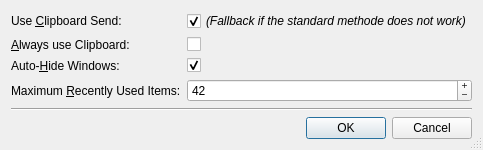
Before: the Qt Designer form settingsdialog.ui in Skycoder42/UniInsert, drawn with Qt 5.
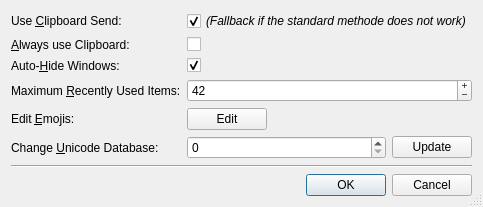
After: the same form once the commit is applied. Custom widgets are drawn as their Qt base class.

Patch:
```diff
--- a/settingsdialog.ui
+++ b/settingsdialog.ui
@@ -9,8 +9,8 @@
    <rect>
     <x>0</x>
     <y>0</y>
-    <width>436</width>
-    <height>139</height>
+    <width>453</width>
+    <height>201</height>
    </rect>
   </property>
   <property name="windowTitle">
@@ -112,6 +112,64 @@
        </property>
       </widget>
      </item>
+     <item row="4" column="0">
+      <widget class="QLabel" name="editEmojisLabel">
+       <property name="text">
+        <string>Edit &amp;Emojis:</string>
+       </property>
+       <property name="buddy">
+        <cstring>editEmojisButton</cstring>
+       </property>
+      </widget>
+     </item>
+     <item row="4" column="1">
+      <layout class="QHBoxLayout" name="horizontalLayout">
+       <item>
+        <widget class="QPushButton" name="editEmojisButton">
+         <property name="text">
+          <string>Edit</string>
+         </property>
+        </widget>
+       </item>
+       <item>
+        <spacer name="horizontalSpacer">
+         <property name="orientation">
+          <enum>Qt::Horizontal</enum>
+         </property>
+         <property name="sizeHint" stdset="0">
+          <size>
+           <width>40</width>
+           <height>10</height>
+          </size>
+         </property>
+        </spacer>
+       </item>
+      </layout>
+     </item>
+     <item row="5" column="0">
+      <widget class="QLabel" name="changeUnicodeDatabaseLabel">
+       <property name="text">
+        <string>Change &amp;Unicode Database:</string>
+       </property>
+       <property name="buddy">
+        <cstring>changeUnicodeDatabaseSpinBox</cstring>
+       </property>
+      </widget>
+     </item>
+     <item row="5" column="1">
+      <layout class="QHBoxLayout" name="horizontalLayout_2" stretch="1,0">
+       <item>
+        <widget class="QVersionEdit" name="changeUnicodeDatabaseSpinBox"/>
+       </item>
+       <item>
+        <widget class="QPushButton" name="changeUnicodeDatabaseButton">
+         <property name="text">
+          <string>Update</string>
+         </property>
+        </widget>
+       </item>
+      </layout>
+     </item>
     </layout>
    </item>
    <item>
@@ -133,6 +191,13 @@
    </item>
   </layout>
  </widget>
+ <customwidgets>
+  <customwidget>
+   <class>QVersionEdit</class>
+   <extends>QSpinBox</extends>
+   <header>qversionedit.h</header>
+  </customwidget>
+ </customwidgets>
  <resources/>
  <connections>
   <connection>
```
